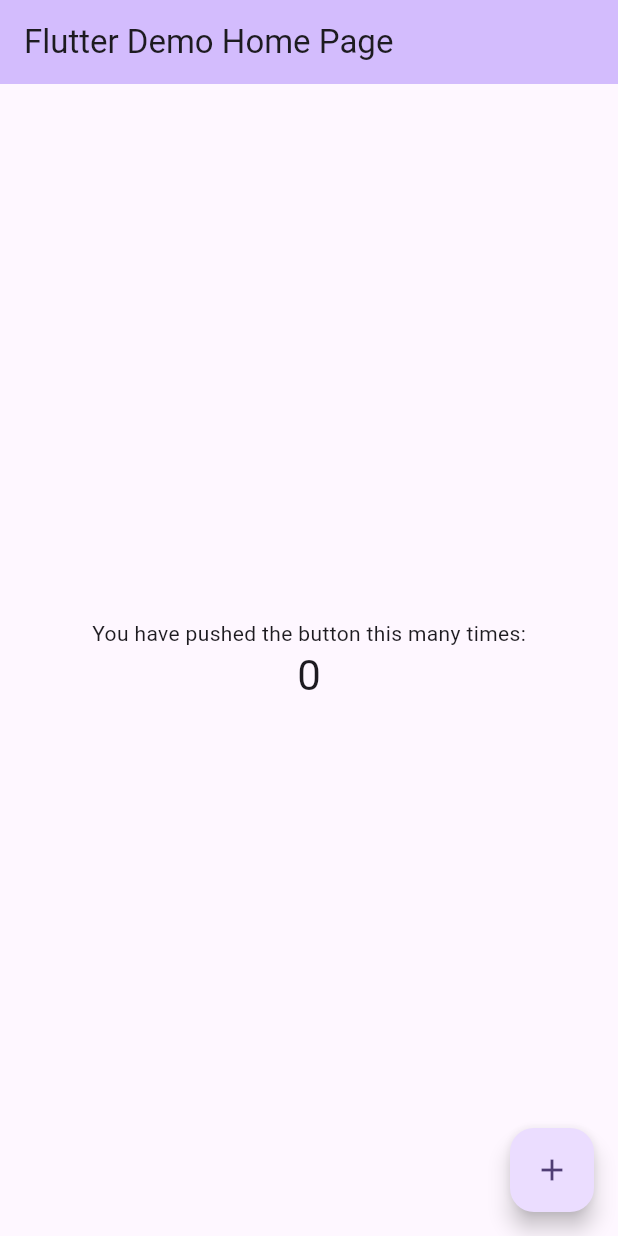
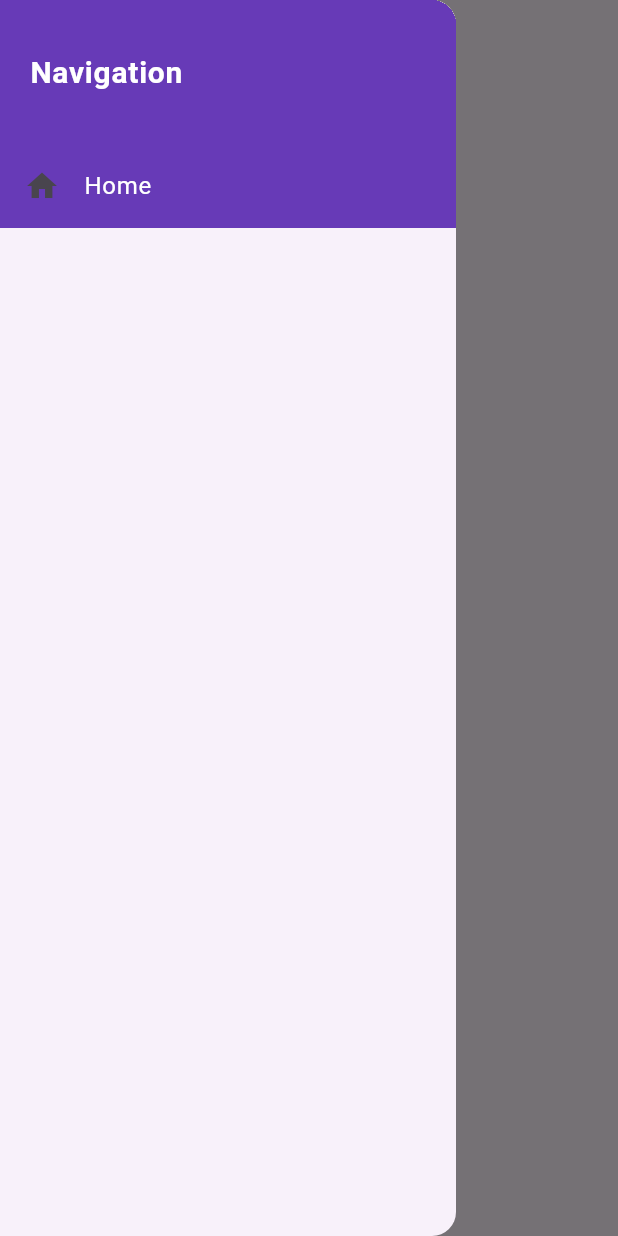
Before and after one commit to jironemo/j_flash, a Flutter app: the screen it shows after launch, with the side drawer open (before the commit the screen has no drawer), on a phone screen of 412 x 824 dp. Run offline on Flutter 3.47's test engine with Material 3 defaults, Android fonts, the phone set to English and light mode, and no system bars; our stand-ins replace sqflite; missing offline and left inert: flutter_flip_card; accounts and stored records are empty.

Commit message:
Add navigation drawer and card management features; update dependencies and Gradle settings

```diff
--- /dev/null
+++ b/lib/components/navigation_drawer.dart
@@ -0,0 +1,50 @@
+import 'package:flutter/material.dart';
+
+class CustomNavigationDrawer extends StatefulWidget {
+  final int selectedIndex;
+  const CustomNavigationDrawer({super.key, required this.selectedIndex});
+
+  @override
+  State<CustomNavigationDrawer> createState() => _CustomNavigationDrawerState();
+}
+
+class _CustomNavigationDrawerState extends State<CustomNavigationDrawer> {
+  int _currentIndex = 0;
+
+  @override
+  void initState() {
+    super.initState();
+    _currentIndex = widget.selectedIndex;
+  }
+
+  @override
+  Widget build(BuildContext context) {
+    return NavigationDrawer(
+      selectedIndex: _currentIndex,
+      elevation: 2,
+      children: [
+        const ListTile(
+          contentPadding: EdgeInsets.all(20),
+          title: Text(
+            'Navigation',
+            style: TextStyle(
+                fontSize: 20, fontWeight: FontWeight.bold, color: Colors.white),
+          ),
+          tileColor: Colors.deepPurple,
+        ),
+        ListTile(
+          leading: const Icon(Icons.home),
+          textColor: _currentIndex == 1 ? Colors.white : Colors.black,
+          tileColor: _currentIndex == 1 ? Colors.deepPurple : Colors.white,
+          title: const Text('Home'),
+          onTap: () {
+            setState(() {
+              _currentIndex = 1;
+            });
+            Navigator.pushNamed(context, '/');
+          },
+        ),
+      ],
+    );
+  }
+}
--- a/lib/main.dart
+++ b/lib/main.dart
@@ -1,4 +1,6 @@
 import 'package:flutter/material.dart';
+import 'package:j_flash/main_functions/card_view_page.dart';
+import 'package:j_flash/main_functions/home_page.dart';
 
 void main() {
   runApp(const MyApp());
@@ -13,113 +15,16 @@
     return MaterialApp(
       title: 'Flutter Demo',
       theme: ThemeData(
-        // This is the theme of your application.
-        //
-        // TRY THIS: Try running your application with "flutter run". You'll see
-        // the application has a purple toolbar. Then, without quitting the app,
-        // try changing the seedColor in the colorScheme below to Colors.green
-        // and then invoke "hot reload" (save your changes or press the "hot
-        // reload" button in a Flutter-supported IDE, or press "r" if you used
-        // the command line to start the app).
-        //
-        // Notice that the counter didn't reset back to zero; the application
-        // state is not lost during the reload. To reset the state, use hot
-        // restart instead.
-        //
-        // This works for code too, not just values: Most code changes can be
-        // tested with just a hot reload.
         colorScheme: ColorScheme.fromSeed(seedColor: Colors.deepPurple),
         useMaterial3: true,
       ),
-      home: const MyHomePage(title: 'Flutter Demo Home Page'),
+      initialRoute: '/',
+      routes: {
+        '/': (context) => const HomePage(),
+        '/card': (context) => const CardViewPage(title: 'Card'),
+      },
+
+      //Add a menu drawer for navigation
     );
   }
 }
-
-class MyHomePage extends StatefulWidget {
-  const MyHomePage({super.key, required this.title});
-
-  // This widget is the home page of your application. It is stateful, meaning
-  // that it has a State object (defined below) that contains fields that affect
-  // how it looks.
-
-  // This class is the configuration for the state. It holds the values (in this
-  // case the title) provided by the parent (in this case the App widget) and
-  // used by the build method of the State. Fields in a Widget subclass are
-  // always marked "final".
-
-  final String title;
-
-  @override
-  State<MyHomePage> createState() => _MyHomePageState();
-}
-
-class _MyHomePageState extends State<MyHomePage> {
-  int _counter = 0;
-
-  void _incrementCounter() {
-    setState(() {
-      // This call to setState tells the Flutter framework that something has
-      // changed in this State, which causes it to rerun the build method below
-      // so that the display can reflect the updated values. If we changed
-      // _counter without calling setState(), then the build method would not be
-      // called again, and so nothing would appear to happen.
-      _counter++;
-    });
-  }
-
-  @override
-  Widget build(BuildContext context) {
-    // This method is rerun every time setState is called, for instance as done
-    // by the _incrementCounter method above.
-    //
-    // The Flutter framework has been optimized to make rerunning build methods
-    // fast, so that you can just rebuild anything that needs updating rather
-    // than having to individually change instances of widgets.
-    return Scaffold(
-      appBar: AppBar(
-        // TRY THIS: Try changing the color here to a specific color (to
-        // Colors.amber, perhaps?) and trigger a hot reload to see the AppBar
-        // change color while the other colors stay the same.
-        backgroundColor: Theme.of(context).colorScheme.inversePrimary,
-        // Here we take the value from the MyHomePage object that was created by
-        // the App.build method, and use it to set our appbar title.
-        title: Text(widget.title),
-      ),
-      body: Center(
-        // Center is a layout widget. It takes a single child and positions it
-        // in the middle of the parent.
-        child: Column(
-          // Column is also a layout widget. It takes a list of children and
-          // arranges them vertically. By default, it sizes itself to fit its
-          // children horizontally, and tries to be as tall as its parent.
-          //
-          // Column has various properties to control how it sizes itself and
-          // how it positions its children. Here we use mainAxisAlignment to
-          // center the children vertically; the main axis here is the vertical
-          // axis because Columns are vertical (the cross axis would be
-          // horizontal).
-          //
-          // TRY THIS: Invoke "debug painting" (choose the "Toggle Debug Paint"
-          // action in the IDE, or press "p" in the console), to see the
-          // wireframe for each widget.
-          mainAxisAlignment: MainAxisAlignment.center,
-          children: <Widget>[
-            const Text(
-              'You have pushed the button this many times:',
-            ),
-            Text(
-              '$_counter',
-              style: Theme.of(context).textTheme.headlineMedium,
-            ),
-          ],
-        ),
-      ),
-      floatingActionButton: FloatingActionButton(
-        onPressed: _incrementCounter,
-        tooltip: 'Increment',
-        child: const Icon(Icons.add),
-      ), // This trailing comma makes auto-formatting nicer for build methods.
-    );
-  }
-}
--- /dev/null
+++ b/lib/main_functions/home_page.dart
@@ -0,0 +1,57 @@
+import 'package:flutter/material.dart';
+import 'package:j_flash/components/navigation_drawer.dart';
+import 'package:j_flash/models/card_list.dart';
+import 'package:j_flash/main_functions/card_list_page.dart';
+import 'package:j_flash/util/db.dart';
+
+class HomePage extends StatefulWidget {
+  const HomePage({super.key});
+
+  @override
+  State<HomePage> createState() => HomePageState();
+}
+
+class HomePageState extends State<HomePage> {
+  DatabaseHelper db = DatabaseHelper.instance;
+  @override
+  Widget build(BuildContext context) {
+    return Scaffold(
+      drawer: const CustomNavigationDrawer(
+        selectedIndex: 1,
+      ),
+      appBar: AppBar(
+        title: const Text('Home Page'),
+      ),
+      body: FutureBuilder(
+        future: db.fetchCardLists(),
+        builder: (context, snapshot) {
+          if (snapshot.hasData) {
+            final items = snapshot.data as List<CardList>;
+            return ListView.builder(
+              itemCount: items.length,
+              itemBuilder: (context, index) {
+                return ListTile(
+                  title: Text(items[index].name),
+                  onTap: () {
+                    Navigator.push(
+                      context,
+                      MaterialPageRoute(
+                        builder: (context) => CardListPage(
+                          deckId: items[index].id!,
+                        ),
+                      ),
+                    );
+                  },
+                );
+              },
+            );
+          } else {
+            return const Center(
+              child: Text("No data available"),
+            );
+          }
+        },
+      ),
+    );
+  }
+}
--- /dev/null
+++ b/lib/models/card_list.dart
@@ -0,0 +1,17 @@
+class CardList {
+  int? id;
+  String name;
+  int numOfCards;
+  CardList({this.id, required this.name, required this.numOfCards});
+  Map<String, dynamic> toMap() {
+    return {'id': id, 'name': name, 'num_of_cards': numOfCards};
+  }
+
+  factory CardList.fromMap(Map<String, dynamic> map) {
+    return CardList(
+      id: map['id'],
+      name: map['name'],
+      numOfCards: map['num_of_cards'],
+    );
+  }
+}
--- a/pubspec.yaml
+++ b/pubspec.yaml
@@ -30,7 +30,9 @@ environment:
 dependencies:
   flutter:
     sdk: flutter
-
+  sqflite: ^2.0.0+3
+  path: ^1.8.0
+  flutter_flip_card: 0.0.6
 
   # The following adds the Cupertino Icons font to your application.
   # Use with the CupertinoIcons class for iOS style icons.
```
Also changed, not shown: lib/main_functions/card_list_page.dart (added, +56 -0 lines), lib/main_functions/card_view_page.dart (added, +107 -0 lines), lib/models/card.dart (added, +24 -0 lines), lib/util/db.dart (added, +117 -0 lines), pubspec.lock, 4 other files.
